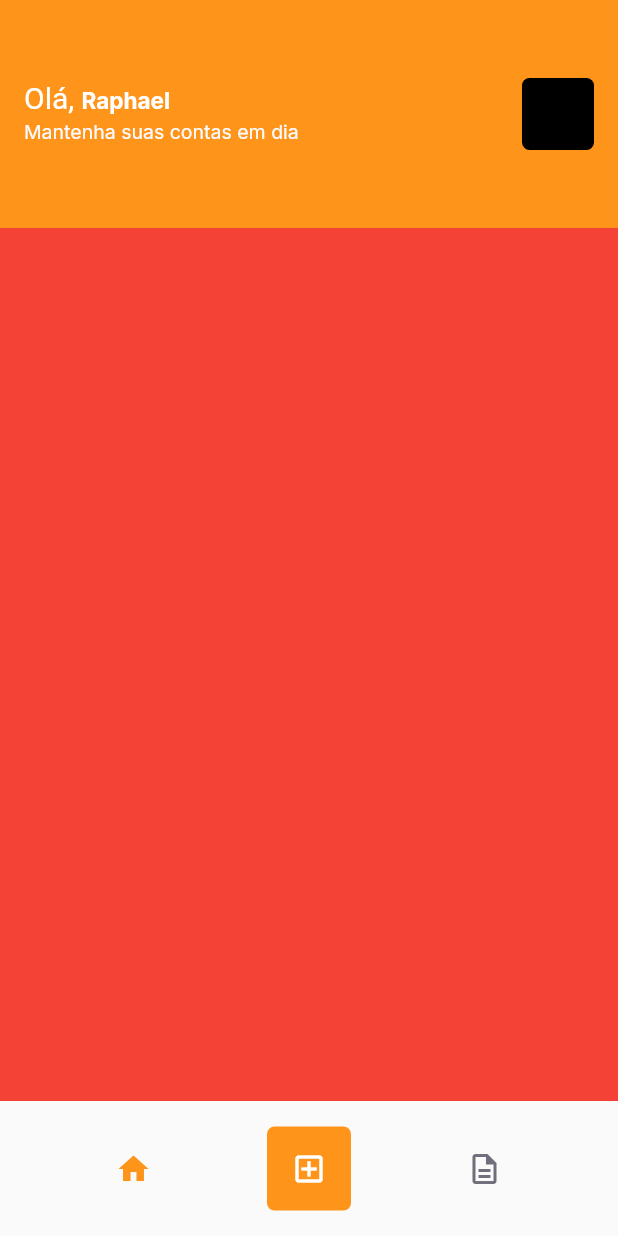
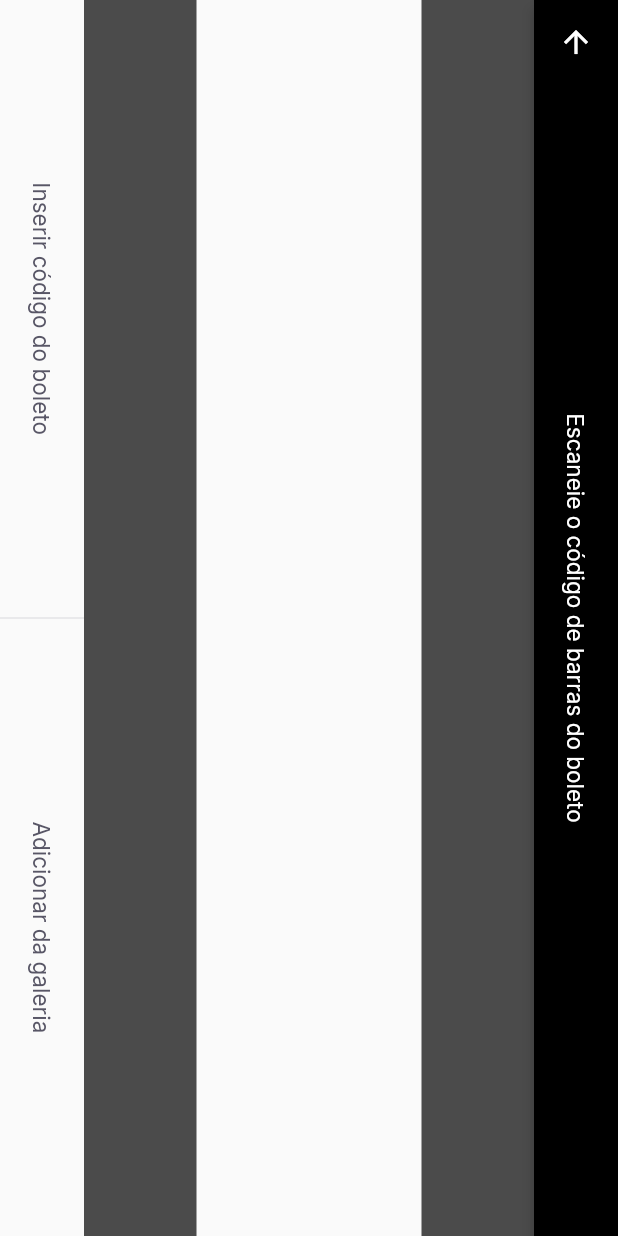
Before and after one commit to RaphaelJesus1/payflow, a Flutter app: the HomePage screen opened by its route, after a tap on the "add box" icon, on a phone screen of 412 x 824 dp. Run offline on Flutter 3.47's test engine with Material 2 defaults, Android fonts, the phone set to English and light mode, and no system bars; our stand-ins replace firebase_core, google_fonts, google_sign_in, shared_preferences; accounts and stored records are empty.

Commit message:
scanner page

```diff
--- /dev/null
+++ b/lib/models/barcode_scanner/barcode_scanner_page.dart
@@ -0,0 +1,72 @@
+import 'package:flutter/material.dart';
+import 'package:payflow/shared/themes/app-colors.dart';
+import 'package:payflow/shared/themes/app-text-styles.dart';
+import 'package:payflow/shared/widgets/bottom_sheet/bottom_sheet_widget.dart';
+import 'package:payflow/shared/widgets/divider_vertical/divider_vertical_widget.dart';
+import 'package:payflow/shared/widgets/label_button/label_button.dart';
+import 'package:payflow/shared/widgets/set_label_buttons/set_label_buttons.dart';
+
+class BarcodeScannerPage extends StatefulWidget {
+  const BarcodeScannerPage({Key? key}) : super(key: key);
+
+  @override
+  _BarcodeScannerPageState createState() => _BarcodeScannerPageState();
+}
+
+class _BarcodeScannerPageState extends State<BarcodeScannerPage> {
+  @override
+  Widget build(BuildContext context) {
+    // return BottomSheetWidget(
+    //   title: "Não foi possível identificar um código de barras.",
+    //   subtitle: "Tente escanear novamente ou digite o código do seu boleto.",
+    //   primaryLabel: "Escanear novamente",
+    //   primaryOnPressed: () {},
+    //   secondaryLabel: "Digitar código",
+    //   secondaryOnPressed: () {},
+    // );
+    return SafeArea(
+      top: true,
+      bottom: true,
+      left: true,
+      right: true,
+      child: RotatedBox(
+        quarterTurns: 1,
+        child: Scaffold(
+            appBar: AppBar(
+              backgroundColor: Colors.black,
+              title: Text(
+                "Escaneie o código de barras do boleto",
+                style: TextStyles.buttonBackground,
+              ),
+              centerTitle: true,
+              leading: BackButton(
+                color: AppColors.background,
+              ),
+            ),
+            body: Column(
+              children: [
+                Expanded(
+                    child: Container(
+                  color: Colors.black.withOpacity(0.7),
+                )),
+                Expanded(
+                    flex: 2,
+                    child: Container(
+                      color: Colors.transparent,
+                    )),
+                Expanded(
+                    child: Container(
+                  color: Colors.black.withOpacity(0.7),
+                )),
+              ],
+            ),
+            bottomNavigationBar: SetLabelButtons(
+              primaryLabel: "Inserir código do boleto",
+              primaryOnPressed: () {},
+              secondaryLabel: "Adicionar da galeria",
+              secondaryOnPressed: () {},
+            )),
+      ),
+    );
+  }
+}
--- a/lib/models/home/home_page.dart
+++ b/lib/models/home/home_page.dart
@@ -63,21 +63,19 @@ class _HomePageState extends State<HomePage> {
                     Icons.home,
                     color: AppColors.primary,
                   )),
-              GestureDetector(
-                  onTap: () {
-                    print("clicou");
-                  },
-                  child: Container(
+              Container(
                 width: 56,
                 height: 56,
                 decoration: BoxDecoration(
                     color: AppColors.primary,
                     borderRadius: BorderRadius.circular(5)),
                 child: IconButton(
-                        onPressed: () {},
+                    onPressed: () {
+                      Navigator.pushNamed(context, "/barcode_scanner");
+                    },
                     icon: Icon(Icons.add_box_outlined,
                         color: AppColors.background)),
-                  )),
+              ),
               IconButton(
                 onPressed: () {
                   controller.setPage(1);
--- a/lib/models/login/login_page.dart
+++ b/lib/models/login/login_page.dart
@@ -4,7 +4,7 @@ import 'package:payflow/models/login/login_controller.dart';
 import 'package:payflow/shared/themes/app-text-styles.dart';
 import 'package:payflow/shared/themes/app-colors.dart';
 import 'package:payflow/shared/themes/app-images.dart';
-import 'package:payflow/shared/widgets/social_login_button.dart';
+import 'package:payflow/shared/widgets/social_login/social_login_button.dart';
 
 class LoginPage extends StatefulWidget {
   const LoginPage({Key? key}) : super(key: key);
--- /dev/null
+++ b/lib/shared/widgets/divider_vertical/divider_vertical_widget.dart
@@ -0,0 +1,15 @@
+import 'package:flutter/material.dart';
+import 'package:payflow/shared/themes/app-colors.dart';
+
+class DividerVerticalWidget extends StatelessWidget {
+  const DividerVerticalWidget({Key? key}) : super(key: key);
+
+  @override
+  Widget build(BuildContext context) {
+    return Container(
+      width: 1,
+      height: double.maxFinite,
+      color: AppColors.stroke,
+    );
+  }
+}
--- /dev/null
+++ b/lib/shared/widgets/label_button/label_button.dart
@@ -0,0 +1,27 @@
+import 'package:flutter/material.dart';
+import 'package:payflow/shared/themes/app-text-styles.dart';
+
+class LabelButton extends StatelessWidget {
+  final String label;
+  final VoidCallback onPressed;
+  final TextStyle? style;
+  const LabelButton({
+    Key? key,
+    required this.label,
+    required this.onPressed,
+    this.style,
+  }) : super(key: key);
+
+  @override
+  Widget build(BuildContext context) {
+    return Container(
+      height: 56,
+      child: TextButton(
+          onPressed: onPressed,
+          child: Text(
+            label,
+            style: style ?? TextStyles.buttonHeading,
+          )),
+    );
+  }
+}
--- /dev/null
+++ b/lib/shared/widgets/set_label_buttons/set_label_buttons.dart
@@ -0,0 +1,43 @@
+import 'package:flutter/material.dart';
+import 'package:payflow/shared/themes/app-text-styles.dart';
+import 'package:payflow/shared/widgets/divider_vertical/divider_vertical_widget.dart';
+import 'package:payflow/shared/widgets/label_button/label_button.dart';
+
+class SetLabelButtons extends StatelessWidget {
+  final String primaryLabel;
+  final VoidCallback primaryOnPressed;
+  final String secondaryLabel;
+  final VoidCallback secondaryOnPressed;
+  final bool enablePrimaryColor;
+  const SetLabelButtons(
+      {Key? key,
+      required this.primaryLabel,
+      required this.primaryOnPressed,
+      required this.secondaryLabel,
+      required this.secondaryOnPressed,
+      this.enablePrimaryColor = false})
+      : super(key: key);
+
+  @override
+  Widget build(BuildContext context) {
+    return Container(
+      height: 56,
+      child: Row(children: [
+        Expanded(
+          child: LabelButton(
+            label: primaryLabel,
+            onPressed: primaryOnPressed,
+            style: enablePrimaryColor ? TextStyles.buttonPrimary : null,
+          ),
+        ),
+        DividerVerticalWidget(),
+        Expanded(
+          child: LabelButton(
+            label: secondaryLabel,
+            onPressed: secondaryOnPressed,
+          ),
+        ),
+      ]),
+    );
+  }
+}
--- a/pubspec.yaml
+++ b/pubspec.yaml
@@ -33,6 +33,9 @@ dependencies:
   google_sign_in: ^5.0.4
   google_sign_in_web: ^0.10.0
   shared_preferences: ^2.0.6
+  google_ml_kit: ^0.6.0
+  camera: ^0.8.1+3
+  image_picker: ^0.8.1+1
 
 dev_dependencies:
   flutter_test:
```
Also changed, not shown: lib/app_widget.dart (+9 -1 lines), lib/shared/widgets/bottom_sheet/bottom_sheet_widget.dart (added, +72 -0 lines), lib/shared/widgets/social_login/social_login_button.dart (renamed from lib/shared/widgets/social_login_button.dart), pubspec.lock. Lines whose indentation alone changed are shown as unchanged.
